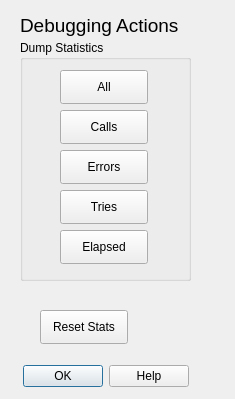
Before: the Qt Designer form src/action_dialogs/debug_actions_dialog.ui in rockowitz/ddcui, drawn with Qt 5.
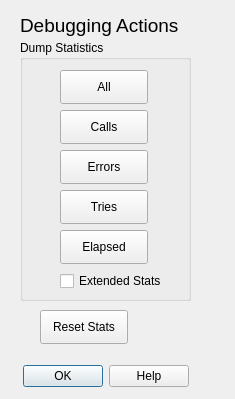
After: the same form once the commit is applied.

Commit message: debug_actions_dialog.cpp/h/ui - add Extended Stats checkbox - on_actionButtonBox_helpRequested()   - code simplification - replace entire code of method with a call to viewHelp()

What changed in the file:
```diff
--- a/src/action_dialogs/debug_actions_dialog.ui
+++ b/src/action_dialogs/debug_actions_dialog.ui
@@ -56,7 +56,7 @@
      <x>20</x>
      <y>40</y>
      <width>171</width>
-     <height>241</height>
+     <height>261</height>
     </rect>
    </property>
    <property name="title">
@@ -127,6 +127,19 @@
      <string>Elapsed</string>
     </property>
    </widget>
+   <widget class="QCheckBox" name="extendedStats_checkBox">
+    <property name="geometry">
+     <rect>
+      <x>40</x>
+      <y>230</y>
+      <width>121</width>
+      <height>22</height>
+     </rect>
+    </property>
+    <property name="text">
+     <string>Extended Stats</string>
+    </property>
+   </widget>
   </widget>
   <widget class="QPushButton" name="resetStats_pushButton">
    <property name="geometry">
```
The commit also changes 2 other files.
